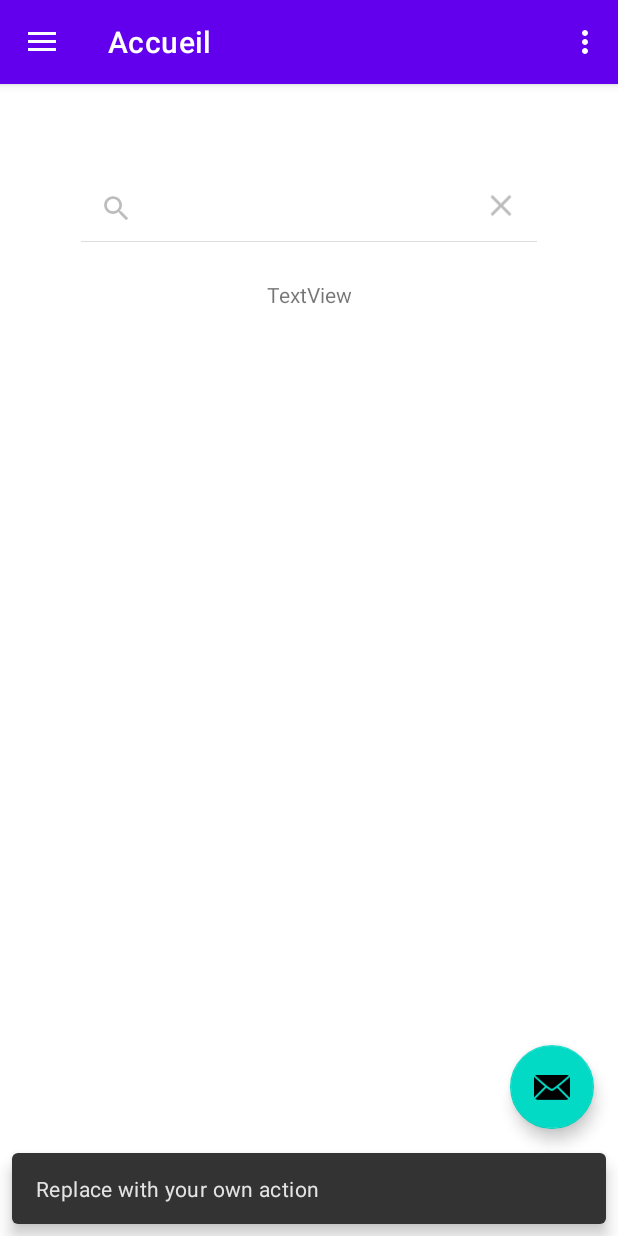
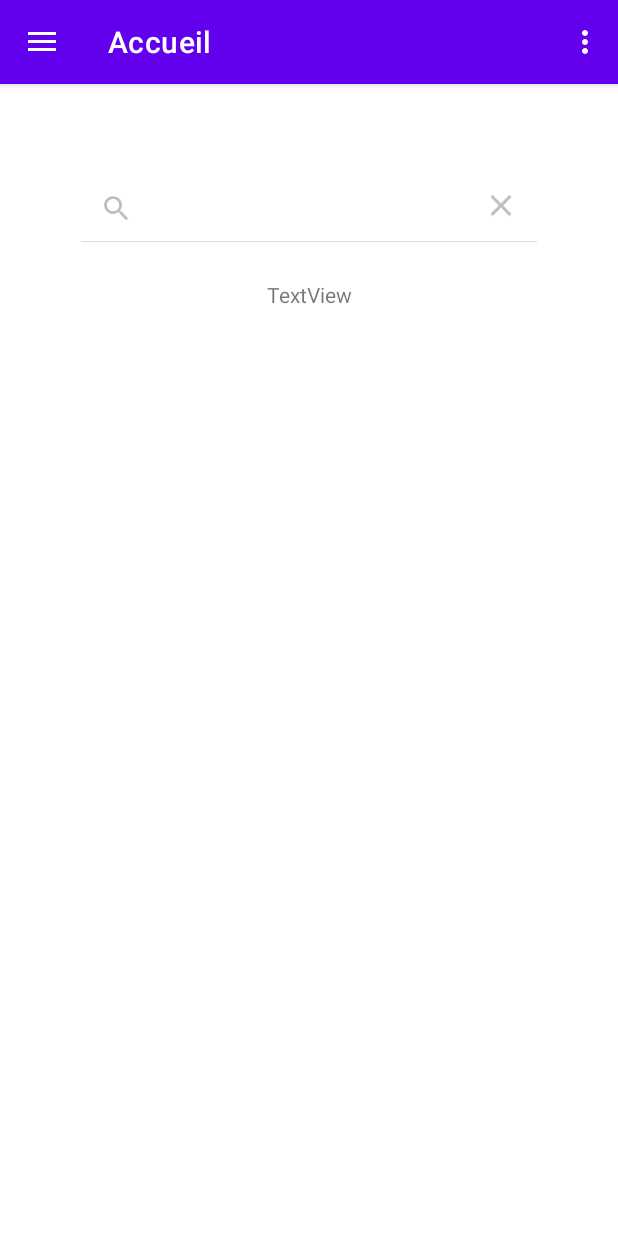
Before and after one commit to jrmy17/projetbaratie, an Android app: the screen it shows after launch (MainActivity), after a tap on "Search", on a phone screen of 412 x 824 dp. Run offline under Robolectric (Android 15) with nearby library versions, the phone set to English and light mode, and no system bars; our stand-ins replace navigation-ui; 1 other tap on this screen came first.

```diff
--- a/app/src/main/java/fr/jmm/baratie/MainActivity.java
+++ b/app/src/main/java/fr/jmm/baratie/MainActivity.java
@@ -42,13 +42,7 @@ public class MainActivity extends AppCompatActivity {
         setContentView(binding.getRoot());
 
         setSupportActionBar(binding.appBarMain.toolbar);
-        binding.appBarMain.fab.setOnClickListener(new View.OnClickListener() {
-            @Override
-            public void onClick(View view) {
-                Snackbar.make(view, "Replace with your own action", Snackbar.LENGTH_LONG)
-                        .setAction("Action", null).show();
-            }
-        });
+
         DrawerLayout drawer = binding.drawerLayout;
         NavigationView navigationView = binding.navView;
         // Passing each menu ID as a set of Ids because each
--- a/app/src/main/java/fr/jmm/baratie/ui/home/HomeFragment.java
+++ b/app/src/main/java/fr/jmm/baratie/ui/home/HomeFragment.java
@@ -77,7 +77,7 @@ public class HomeFragment extends Fragment {
         // Inflate the layout for this fragment
         return inflater.inflate(R.layout.fragment_home, container, false);
     }
-
+/*
     @Override
     public void onViewCreated(@NonNull View view, @Nullable Bundle savedInstanceState) {
         super.onViewCreated(view, savedInstanceState);
@@ -98,5 +98,5 @@ public class HomeFragment extends Fragment {
                 return false;
             }
         });
-    }
+    }*/
 }
--- a/app/src/main/res/layout/app_bar_main.xml
+++ b/app/src/main/res/layout/app_bar_main.xml
@@ -22,13 +22,4 @@
 
     <include layout="@layout/content_main" />
 
-    <com.google.android.material.floatingactionbutton.FloatingActionButton
-        android:id="@+id/fab"
-        android:layout_width="wrap_content"
-        android:layout_height="wrap_content"
-        android:layout_gravity="bottom|end"
-        android:layout_marginEnd="@dimen/fab_margin"
-        android:layout_marginBottom="16dp"
-        app:srcCompat="@android:drawable/ic_dialog_email" />
-
 </androidx.coordinatorlayout.widget.CoordinatorLayout>
```
